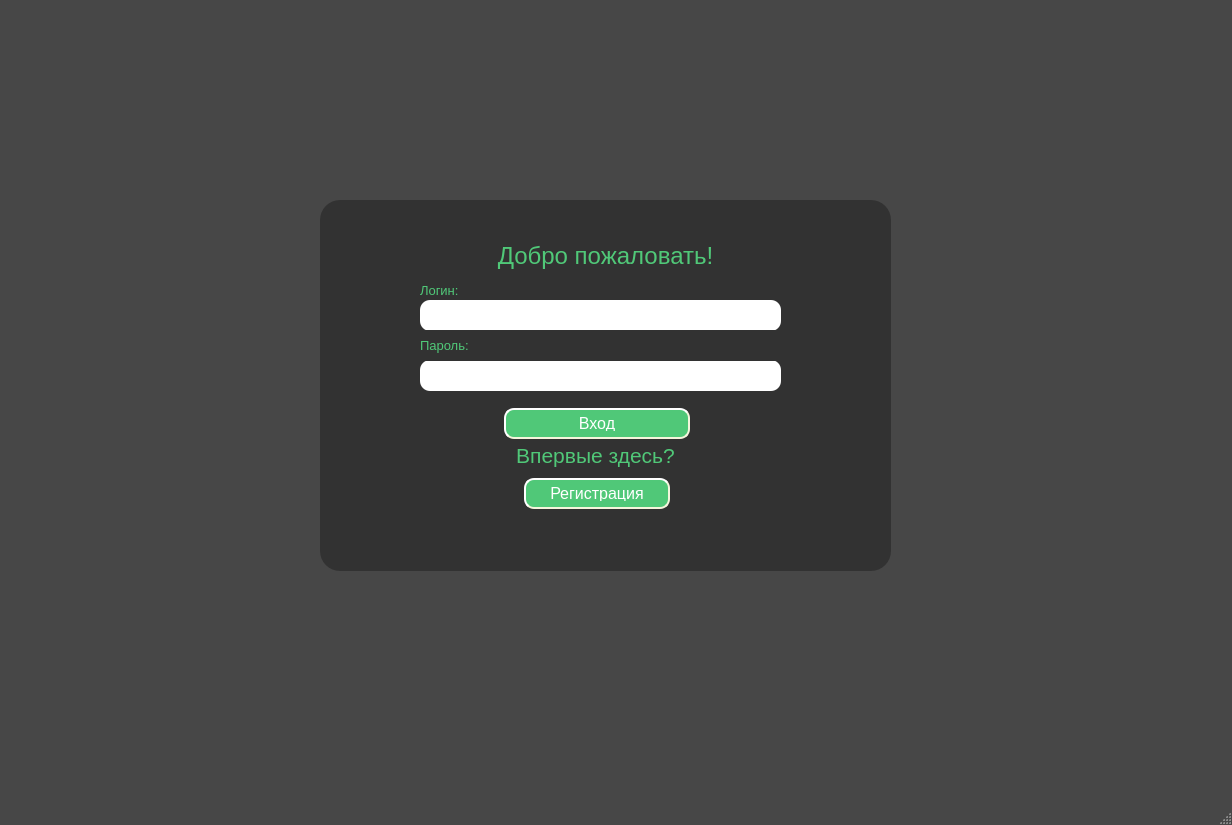
Old version of the form reg.ui in the repository whatever125/messenger.
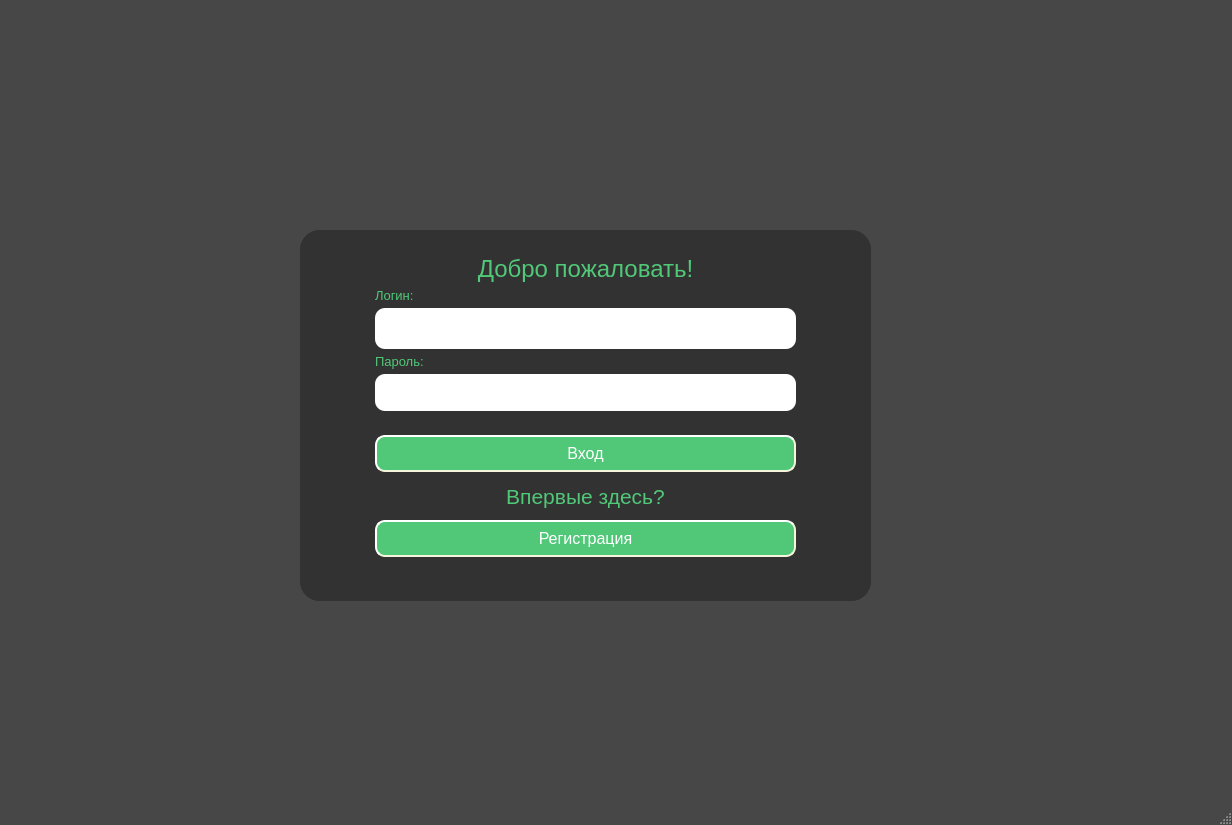
New version of the form.

What changed in the file:
```diff
--- a/reg.ui
+++ b/reg.ui
@@ -491,8 +491,8 @@
    <widget class="QFrame" name="frame">
     <property name="geometry">
      <rect>
-      <x>320</x>
-      <y>200</y>
+      <x>300</x>
+      <y>230</y>
       <width>571</width>
       <height>371</height>
      </rect>
@@ -508,38 +508,38 @@
     <property name="frameShadow">
      <enum>QFrame::Raised</enum>
     </property>
-    <widget class="QLabel" name="label_2">
+    <widget class="QWidget" name="gridLayoutWidget">
      <property name="geometry">
       <rect>
        <x>0</x>
-       <y>30</y>
+       <y>0</y>
        <width>571</width>
-       <height>51</height>
+       <height>371</height>
       </rect>
      </property>
-     <property name="font">
-      <font>
-       <pointsize>18</pointsize>
-      </font>
-     </property>
-     <property name="styleSheet">
-      <string notr="true">color:#50c878;</string>
-     </property>
-     <property name="text">
-      <string>Добро пожаловать!</string>
-     </property>
-     <property name="alignment">
-      <set>Qt::AlignCenter</set>
-     </property>
-    </widget>
+     <layout class="QGridLayout" name="gridLayout" rowstretch="3,1,4,1,4,0,4,4,4,0" columnstretch="0">
+      <property name="leftMargin">
+       <number>75</number>
+      </property>
+      <property name="topMargin">
+       <number>25</number>
+      </property>
+      <property name="rightMargin">
+       <number>75</number>
+      </property>
+      <property name="bottomMargin">
+       <number>25</number>
+      </property>
+      <property name="verticalSpacing">
+       <number>5</number>
+      </property>
+      <item row="1" column="0">
     <widget class="QLabel" name="label_3">
-     <property name="geometry">
-      <rect>
-       <x>100</x>
-       <y>80</y>
-       <width>361</width>
-       <height>20</height>
-      </rect>
+        <property name="sizePolicy">
+         <sizepolicy hsizetype="Minimum" vsizetype="Minimum">
+          <horstretch>0</horstretch>
+          <verstretch>0</verstretch>
+         </sizepolicy>
      </property>
      <property name="font">
       <font>
@@ -556,110 +556,9 @@
       <set>Qt::AlignLeading|Qt::AlignLeft|Qt::AlignVCenter</set>
      </property>
     </widget>
-    <widget class="QLineEdit" name="lineEdit">
-     <property name="geometry">
-      <rect>
-       <x>100</x>
-       <y>100</y>
-       <width>361</width>
-       <height>31</height>
-      </rect>
-     </property>
-     <property name="font">
-      <font>
-       <pointsize>12</pointsize>
-      </font>
-     </property>
-     <property name="styleSheet">
-      <string notr="true">color: rgb(75, 75, 75);
-background-color: rgb(255, 255, 255);
- border-style: outset;
-border-radius: 10px;</string>
-     </property>
-     <property name="text">
-      <string/>
-     </property>
-     <property name="maxLength">
-      <number>32767</number>
-     </property>
-     <property name="placeholderText">
-      <string notr="true"/>
-     </property>
-     <property name="cursorMoveStyle">
-      <enum>Qt::VisualMoveStyle</enum>
-     </property>
-    </widget>
-    <widget class="QLineEdit" name="lineEdit_2">
-     <property name="geometry">
-      <rect>
-       <x>100</x>
-       <y>160</y>
-       <width>361</width>
-       <height>31</height>
-      </rect>
-     </property>
-     <property name="styleSheet">
-      <string notr="true">color: rgb(75, 75, 75);
- border-style: outset;
- border-radius: 10px;
-background-color: rgb(255, 255, 255);</string>
-     </property>
-     <property name="text">
-      <string/>
-     </property>
-     <property name="echoMode">
-      <enum>QLineEdit::Password</enum>
-     </property>
-    </widget>
-    <widget class="QLabel" name="label_4">
-     <property name="geometry">
-      <rect>
-       <x>100</x>
-       <y>130</y>
-       <width>361</width>
-       <height>31</height>
-      </rect>
-     </property>
-     <property name="font">
-      <font>
-       <pointsize>10</pointsize>
-      </font>
-     </property>
-     <property name="styleSheet">
-      <string notr="true">color:#50c878;</string>
-     </property>
-     <property name="text">
-      <string>Пароль:</string>
-     </property>
-     <property name="alignment">
-      <set>Qt::AlignLeading|Qt::AlignLeft|Qt::AlignVCenter</set>
-     </property>
-    </widget>
-    <widget class="QLabel" name="error">
-     <property name="geometry">
-      <rect>
-       <x>100</x>
-       <y>330</y>
-       <width>351</width>
-       <height>21</height>
-      </rect>
-     </property>
-     <property name="text">
-      <string/>
-     </property>
-     <property name="alignment">
-      <set>Qt::AlignCenter</set>
-     </property>
-    </widget>
+      </item>
+      <item row="7" column="0">
     <widget class="QLabel" name="label">
-     <property name="geometry">
-      <rect>
-       <x>150</x>
-       <y>240</y>
-       <width>251</width>
-       <height>31</height>
-      </rect>
-     </property>
      <property name="font">
       <font>
        <pointsize>16</pointsize>
@@ -675,14 +574,71 @@
       <set>Qt::AlignCenter</set>
      </property>
     </widget>
+      </item>
+      <item row="4" column="0">
+       <widget class="QLineEdit" name="lineEdit_2">
+        <property name="sizePolicy">
+         <sizepolicy hsizetype="Minimum" vsizetype="Minimum">
+          <horstretch>0</horstretch>
+          <verstretch>0</verstretch>
+         </sizepolicy>
+        </property>
+        <property name="styleSheet">
+         <string notr="true">color: rgb(75, 75, 75);
+background-color: rgb(255, 255, 255);
+ border-style: outset;
+border-radius: 10px;
+padding: 10px;</string>
+        </property>
+        <property name="inputMethodHints">
+         <set>Qt::ImhHiddenText|Qt::ImhNoAutoUppercase|Qt::ImhNoPredictiveText|Qt::ImhSensitiveData</set>
+        </property>
+        <property name="text">
+         <string/>
+        </property>
+        <property name="echoMode">
+         <enum>QLineEdit::Password</enum>
+        </property>
+       </widget>
+      </item>
+      <item row="5" column="0">
+       <widget class="QLabel" name="label_5">
+        <property name="text">
+         <string/>
+        </property>
+       </widget>
+      </item>
+      <item row="0" column="0">
+       <widget class="QLabel" name="label_2">
+        <property name="sizePolicy">
+         <sizepolicy hsizetype="Minimum" vsizetype="Ignored">
+          <horstretch>0</horstretch>
+          <verstretch>0</verstretch>
+         </sizepolicy>
+        </property>
+        <property name="font">
+         <font>
+          <pointsize>18</pointsize>
+         </font>
+        </property>
+        <property name="styleSheet">
+         <string notr="true">color:#50c878;</string>
+        </property>
+        <property name="text">
+         <string>Добро пожаловать!</string>
+        </property>
+        <property name="alignment">
+         <set>Qt::AlignCenter</set>
+        </property>
+       </widget>
+      </item>
+      <item row="8" column="0">
     <widget class="QPushButton" name="pushButton_2">
-     <property name="geometry">
-      <rect>
-       <x>204</x>
-       <y>278</y>
-       <width>146</width>
-       <height>31</height>
-      </rect>
+        <property name="sizePolicy">
+         <sizepolicy hsizetype="Minimum" vsizetype="Minimum">
+          <horstretch>0</horstretch>
+          <verstretch>0</verstretch>
+         </sizepolicy>
      </property>
      <property name="font">
       <font>
@@ -703,14 +659,38 @@
       <string>Регистрация</string>
      </property>
     </widget>
+      </item>
+      <item row="3" column="0">
+       <widget class="QLabel" name="label_4">
+        <property name="sizePolicy">
+         <sizepolicy hsizetype="Minimum" vsizetype="Minimum">
+          <horstretch>0</horstretch>
+          <verstretch>0</verstretch>
+         </sizepolicy>
+        </property>
+        <property name="font">
+         <font>
+          <pointsize>10</pointsize>
+         </font>
+        </property>
+        <property name="styleSheet">
+         <string notr="true">color:#50c878;</string>
+        </property>
+        <property name="text">
+         <string>Пароль:</string>
+        </property>
+        <property name="alignment">
+         <set>Qt::AlignLeading|Qt::AlignLeft|Qt::AlignVCenter</set>
+        </property>
+       </widget>
+      </item>
+      <item row="6" column="0">
     <widget class="QPushButton" name="pushButton">
-     <property name="geometry">
-      <rect>
-       <x>184</x>
-       <y>208</y>
-       <width>186</width>
-       <height>31</height>
-      </rect>
+        <property name="sizePolicy">
+         <sizepolicy hsizetype="Minimum" vsizetype="Minimum">
+          <horstretch>0</horstretch>
+          <verstretch>0</verstretch>
+         </sizepolicy>
      </property>
      <property name="font">
       <font>
@@ -733,6 +713,53 @@
      <property name="text">
       <string>Вход</string>
      </property>
+       </widget>
+      </item>
+      <item row="2" column="0">
+       <widget class="QLineEdit" name="lineEdit">
+        <property name="sizePolicy">
+         <sizepolicy hsizetype="Minimum" vsizetype="Minimum">
+          <horstretch>0</horstretch>
+          <verstretch>0</verstretch>
+         </sizepolicy>
+        </property>
+        <property name="font">
+         <font>
+          <pointsize>12</pointsize>
+         </font>
+        </property>
+        <property name="styleSheet">
+         <string notr="true">color: rgb(75, 75, 75);
+background-color: rgb(255, 255, 255);
+ border-style: outset;
+border-radius: 10px;
+padding: 10px;</string>
+        </property>
+        <property name="text">
+         <string/>
+        </property>
+        <property name="maxLength">
+         <number>32767</number>
+        </property>
+        <property name="placeholderText">
+         <string notr="true"/>
+        </property>
+        <property name="cursorMoveStyle">
+         <enum>Qt::VisualMoveStyle</enum>
+        </property>
+       </widget>
+      </item>
+      <item row="9" column="0">
+       <widget class="QLabel" name="error">
+        <property name="styleSheet">
+         <string notr="true">color: rgb(255, 255, 255);</string>
+        </property>
+        <property name="text">
+         <string/>
+        </property>
+       </widget>
+      </item>
+     </layout>
     </widget>
    </widget>
   </widget>
```
Lines whose indentation alone changed are shown as unchanged.
